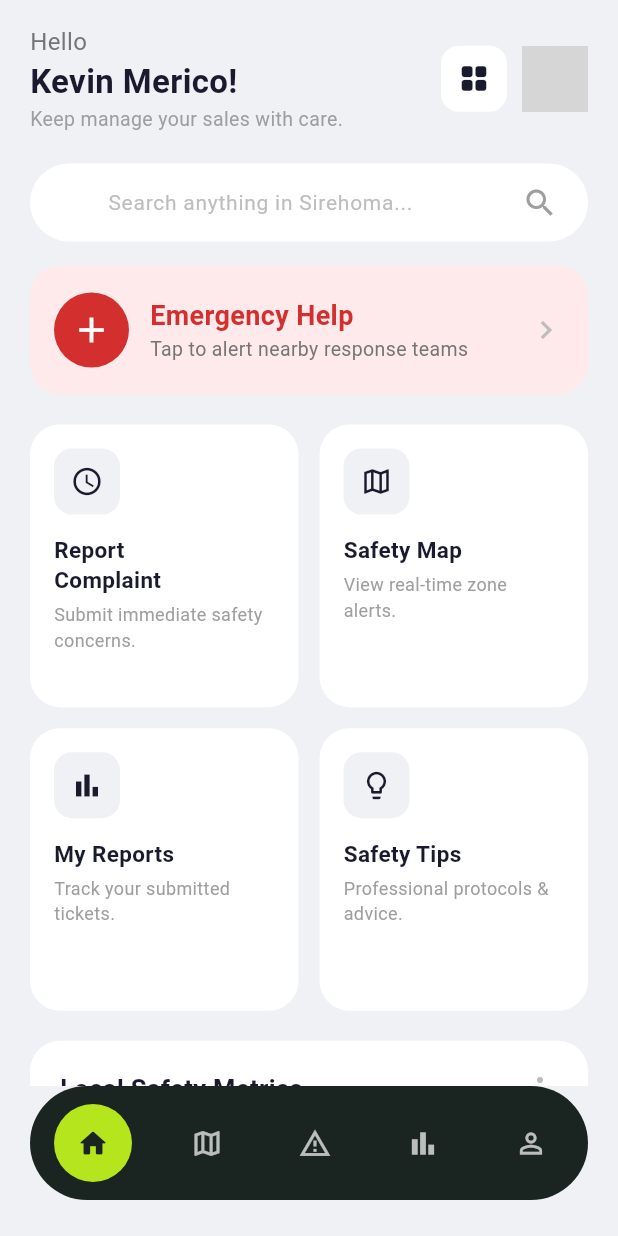
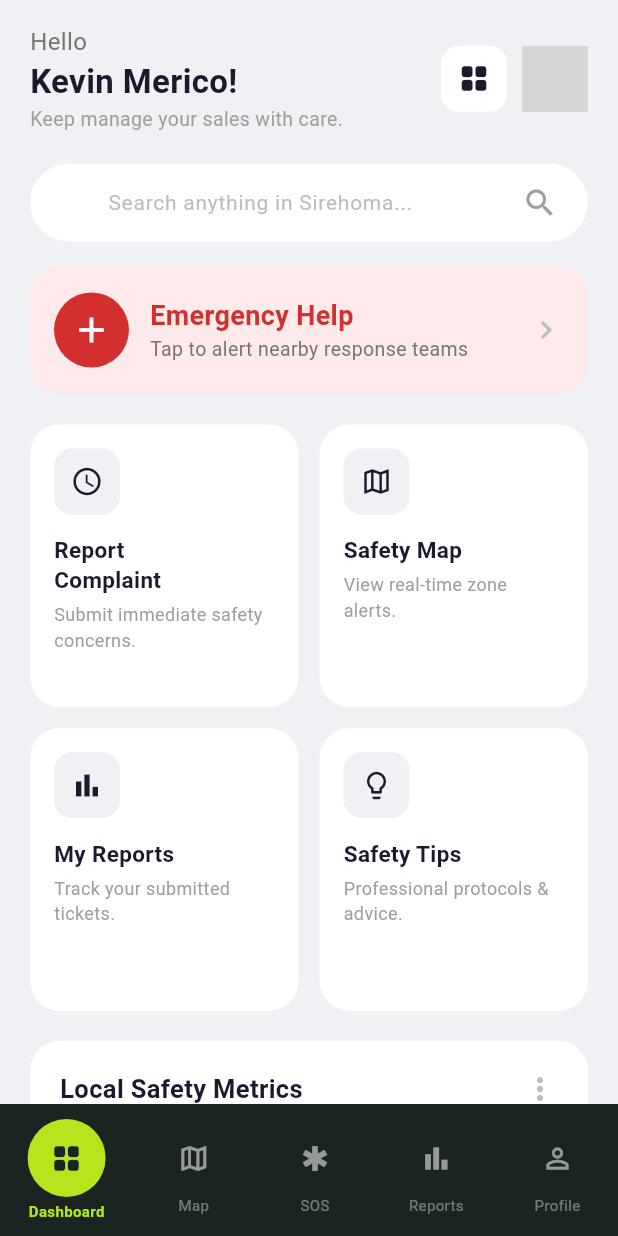
Before and after one commit to sagarshettyy11/SafeZone---The-Untold-Story, a Flutter app: the screen it shows after launch, on a phone screen of 412 x 824 dp. Run offline on Flutter 3.47's test engine with Material 3 defaults, Android fonts, the phone set to English and light mode, and no system bars; network calls fail; grey boxes are pictures that could not be loaded.

Commit message:
Implemented Common Bottom Navigation

```diff
--- a/lib/components/bottom_navigation.dart
+++ b/lib/components/bottom_navigation.dart
@@ -0,0 +1,83 @@
+import 'package:flutter/material.dart';
+
+class AppBottomNav extends StatelessWidget {
+  final int selectedIndex;
+  final Function(int) onTap;
+
+  const AppBottomNav({
+    super.key,
+    required this.selectedIndex,
+    required this.onTap,
+  });
+
+  @override
+  Widget build(BuildContext context) {
+    final items = [
+      _NavItem(Icons.grid_view_rounded, 'Dashboard'),
+      _NavItem(Icons.map_outlined, 'Map'),
+      _NavItem(Icons.emergency, 'SOS'),
+      _NavItem(Icons.bar_chart_outlined, 'Reports'),
+      _NavItem(Icons.person_outline, 'Profile'),
+    ];
+
+    return Container(
+      color: const Color(0xFF1A2420),
+      padding: const EdgeInsets.symmetric(vertical: 10),
+      child: Row(
+        mainAxisAlignment: MainAxisAlignment.spaceAround,
+        children: List.generate(items.length, (i) {
+          final selected = i == selectedIndex;
+
+          return GestureDetector(
+            onTap: () => onTap(i),
+            child: Column(
+              mainAxisSize: MainAxisSize.min,
+              children: [
+                AnimatedContainer(
+                  duration: const Duration(milliseconds: 200),
+                  width: selected ? 52 : 44,
+                  height: selected ? 52 : 44,
+                  decoration: BoxDecoration(
+                    color: selected
+                        ? const Color(0xFFB5E61D)
+                        : Colors.transparent,
+                    shape: BoxShape.circle,
+                  ),
+                  child: Icon(
+                    items[i].icon,
+                    color: selected
+                        ? const Color(0xFF1A2420)
+                        : Colors.white54,
+                    size: 22,
+                  ),
+                ),
+
+                const SizedBox(height: 2),
+
+                Text(
+                  items[i].label,
+                  style: TextStyle(
+                    fontSize: 10,
+                    color: selected
+                        ? const Color(0xFFB5E61D)
+                        : Colors.white38,
+                    fontWeight: selected
+                        ? FontWeight.w600
+                        : FontWeight.normal,
+                  ),
+                ),
+              ],
+            ),
+          );
+        }),
+      ),
+    );
+  }
+}
+
+class _NavItem {
+  final IconData icon;
+  final String label;
+
+  const _NavItem(this.icon, this.label);
+}
--- a/lib/screens/dashboard.dart
+++ b/lib/screens/dashboard.dart
@@ -1,4 +1,5 @@
 import 'package:flutter/material.dart';
+import 'package:screen_testing/components/bottom_navigation.dart';
 
 class SafetyDashboard extends StatefulWidget {
   const SafetyDashboard({super.key});
@@ -7,7 +8,7 @@ class SafetyDashboard extends StatefulWidget {
 }
 
 class _SafetyDashboardState extends State<SafetyDashboard> {
-  int _selectedIndex = 0;
+  int selectedIndex = 0;
   @override
   Widget build(BuildContext context) {
     return Scaffold(
@@ -32,7 +33,12 @@ class _SafetyDashboardState extends State<SafetyDashboard> {
           ),
         ),
       ),
-      bottomNavigationBar: _buildBottomNavBar(),
+      bottomNavigationBar: AppBottomNav(
+        selectedIndex: selectedIndex,
+        onTap: (i) {
+          setState(() => selectedIndex = i);
+        },
+      ),
     );
   }
 
@@ -45,27 +51,13 @@ class _SafetyDashboardState extends State<SafetyDashboard> {
           children: [
             Text(
               'Hello',
-              style: TextStyle(
-                fontSize: 16,
-                color: Colors.grey[600],
-                fontWeight: FontWeight.w400,
-              ),
+              style: TextStyle(fontSize: 16, color: Colors.grey[600], fontWeight: FontWeight.w400),
             ),
             const Text(
               'Kevin Merico!',
-              style: TextStyle(
-                fontSize: 22,
-                fontWeight: FontWeight.bold,
-                color: Color(0xFF1A1A2E),
-              ),
+              style: TextStyle(fontSize: 22, fontWeight: FontWeight.bold, color: Color(0xFF1A1A2E)),
             ),
-            Text(
-              'Keep manage your sales with care.',
-              style: TextStyle(
-                fontSize: 13,
-                color: Colors.grey[500],
-              ),
-            ),
+            Text('Keep manage your sales with care.', style: TextStyle(fontSize: 13, color: Colors.grey[500])),
           ],
         ),
         Row(
@@ -73,19 +65,13 @@ class _SafetyDashboardState extends State<SafetyDashboard> {
             Container(
               width: 44,
               height: 44,
-              decoration: BoxDecoration(
-                color: Colors.white,
-                borderRadius: BorderRadius.circular(12),
-              ),
-              child: const Icon(Icons.grid_view_rounded,
-                  color: Color(0xFF1A1A2E), size: 22),
+              decoration: BoxDecoration(color: Colors.white, borderRadius: BorderRadius.circular(12)),
+              child: const Icon(Icons.grid_view_rounded, color: Color(0xFF1A1A2E), size: 22),
             ),
             const SizedBox(width: 10),
             const CircleAvatar(
               radius: 22,
-              backgroundImage: NetworkImage(
-                'https://randomuser.me/api/portraits/men/32.jpg',
-              ),
+              backgroundImage: NetworkImage('https://randomuser.me/api/portraits/men/32.jpg'),
             ),
           ],
         ),
@@ -96,10 +82,7 @@ class _SafetyDashboardState extends State<SafetyDashboard> {
   Widget _buildSearchBar() {
     return Container(
       height: 52,
-      decoration: BoxDecoration(
-        color: Colors.white,
-        borderRadius: BorderRadius.circular(30),
-      ),
+      decoration: BoxDecoration(color: Colors.white, borderRadius: BorderRadius.circular(30)),
       child: TextField(
         decoration: InputDecoration(
           hintText: 'Search anything in Sirehoma...',
@@ -109,8 +92,7 @@ class _SafetyDashboardState extends State<SafetyDashboard> {
             padding: const EdgeInsets.only(right: 16),
             child: Icon(Icons.search, color: Colors.grey[500]),
           ),
-          contentPadding:
-              const EdgeInsets.symmetric(horizontal: 20, vertical: 14),
+          contentPadding: const EdgeInsets.symmetric(horizontal: 20, vertical: 14),
           border: InputBorder.none,
         ),
       ),
@@ -120,19 +102,13 @@ class _SafetyDashboardState extends State<SafetyDashboard> {
   Widget _buildEmergencyBanner() {
     return Container(
       padding: const EdgeInsets.symmetric(horizontal: 16, vertical: 18),
-      decoration: BoxDecoration(
-        color: const Color(0xFFFEEAEA),
-        borderRadius: BorderRadius.circular(20),
-      ),
+      decoration: BoxDecoration(color: const Color(0xFFFEEAEA), borderRadius: BorderRadius.circular(20)),
       child: Row(
         children: [
           Container(
             width: 50,
             height: 50,
-            decoration: const BoxDecoration(
-              color: Color(0xFFD32F2F),
-              shape: BoxShape.circle,
-            ),
+            decoration: const BoxDecoration(color: Color(0xFFD32F2F), shape: BoxShape.circle),
             child: const Icon(Icons.add, color: Colors.white, size: 28),
           ),
           const SizedBox(width: 14),
@@ -142,19 +118,9 @@ class _SafetyDashboardState extends State<SafetyDashboard> {
               children: [
                 const Text(
                   'Emergency Help',
-                  style: TextStyle(
-                    fontSize: 18,
-                    fontWeight: FontWeight.bold,
-                    color: Color(0xFFD32F2F),
-                  ),
+                  style: TextStyle(fontSize: 18, fontWeight: FontWeight.bold, color: Color(0xFFD32F2F)),
                 ),
-                Text(
-                  'Tap to alert nearby response teams',
-                  style: TextStyle(
-                    fontSize: 13,
-                    color: Colors.grey[600],
-                  ),
-                ),
+                Text('Tap to alert nearby response teams', style: TextStyle(fontSize: 13, color: Colors.grey[600])),
               ],
             ),
           ),
@@ -171,21 +137,9 @@ class _SafetyDashboardState extends State<SafetyDashboard> {
         title: 'Report\nComplaint',
         subtitle: 'Submit immediate safety concerns.',
       ),
-      _ActionItem(
-        icon: Icons.map_outlined,
-        title: 'Safety Map',
-        subtitle: 'View real-time zone alerts.',
-      ),
-      _ActionItem(
-        icon: Icons.bar_chart_outlined,
-        title: 'My Reports',
-        subtitle: 'Track your submitted tickets.',
-      ),
-      _ActionItem(
-        icon: Icons.lightbulb_outline,
-        title: 'Safety Tips',
-        subtitle: 'Professional protocols & advice.',
-      ),
+      _ActionItem(icon: Icons.map_outlined, title: 'Safety Map', subtitle: 'View real-time zone alerts.'),
+      _ActionItem(icon: Icons.bar_chart_outlined, title: 'My Reports', subtitle: 'Track your submitted tickets.'),
+      _ActionItem(icon: Icons.lightbulb_outline, title: 'Safety Tips', subtitle: 'Professional protocols & advice.'),
     ];
 
     return GridView.count(
@@ -199,22 +153,15 @@ class _SafetyDashboardState extends State<SafetyDashboard> {
           .map(
             (item) => Container(
               padding: const EdgeInsets.all(16),
-              decoration: BoxDecoration(
-                color: Colors.white,
-                borderRadius: BorderRadius.circular(20),
-              ),
+              decoration: BoxDecoration(color: Colors.white, borderRadius: BorderRadius.circular(20)),
               child: Column(
                 crossAxisAlignment: CrossAxisAlignment.start,
                 children: [
                   Container(
                     width: 44,
                     height: 44,
-                    decoration: BoxDecoration(
-                      color: const Color(0xFFF0F1F5),
-                      borderRadius: BorderRadius.circular(12),
-                    ),
-                    child:
-                        Icon(item.icon, color: const Color(0xFF1A1A2E), size: 22),
+                    decoration: BoxDecoration(color: const Color(0xFFF0F1F5), borderRadius: BorderRadius.circular(12)),
+                    child: Icon(item.icon, color: const Color(0xFF1A1A2E), size: 22),
                   ),
                   const SizedBox(height: 14),
                   Text(
@@ -227,14 +174,7 @@ class _SafetyDashboardState extends State<SafetyDashboard> {
                     ),
                   ),
                   const SizedBox(height: 4),
-                  Text(
-                    item.subtitle,
-                    style: TextStyle(
-                      fontSize: 12,
-                      color: Colors.grey[500],
-                      height: 1.4,
-                    ),
-                  ),
+                  Text(item.subtitle, style: TextStyle(fontSize: 12, color: Colors.grey[500], height: 1.4)),
                 ],
               ),
             ),
@@ -246,10 +186,7 @@ class _SafetyDashboardState extends State<SafetyDashboard> {
   Widget _buildLocalSafetyMetrics() {
     return Container(
       padding: const EdgeInsets.all(20),
-      decoration: BoxDecoration(
-        color: Colors.white,
-        borderRadius: BorderRadius.circular(20),
-      ),
+      decoration: BoxDecoration(color: Colors.white, borderRadius: BorderRadius.circular(20)),
       child: Column(
         crossAxisAlignment: CrossAxisAlignment.start,
         children: [
@@ -258,11 +195,7 @@ class _SafetyDashboardState extends State<SafetyDashboard> {
             children: [
               const Text(
                 'Local Safety Metrics',
-                style: TextStyle(
-                  fontSize: 17,
-                  fontWeight: FontWeight.bold,
-                  color: Color(0xFF1A1A2E),
-                ),
+                style: TextStyle(fontSize: 17, fontWeight: FontWeight.bold, color: Color(0xFF1A1A2E)),
               ),
               Icon(Icons.more_vert, color: Colors.grey[400]),
             ],
@@ -270,12 +203,7 @@ class _SafetyDashboardState extends State<SafetyDashboard> {
           const SizedBox(height: 20),
           Text(
             'SHELTER REACHABILITY',
-            style: TextStyle(
-              fontSize: 11,
-              fontWeight: FontWeight.w600,
-              color: Colors.grey[500],
-              letterSpacing: 1.0,
-            ),
+            style: TextStyle(fontSize: 11, fontWeight: FontWeight.w600, color: Colors.grey[500], letterSpacing: 1.0),
           ),
           const SizedBox(height: 6),
           Row(
@@ -283,21 +211,13 @@ class _SafetyDashboardState extends State<SafetyDashboard> {
             children: [
               const Text(
                 '94%',
-                style: TextStyle(
-                  fontSize: 34,
-                  fontWeight: FontWeight.bold,
-                  color: Color(0xFF1A1A2E),
-                ),
+                style: TextStyle(fontSize: 34, fontWeight: FontWeight.bold, color: Color(0xFF1A1A2E)),
               ),
               Row(
                 children: [
-                  const Icon(Icons.trending_up,
-                      color: Color(0xFF8BC34A), size: 18),
+                  const Icon(Icons.trending_up, color: Color(0xFF8BC34A), size: 18),
                   const SizedBox(width: 4),
-                  Text(
-                    '+2% today',
-                    style: TextStyle(fontSize: 13, color: Colors.grey[600]),
-                  ),
+                  Text('+2% today', style: TextStyle(fontSize: 13, color: Colors.grey[600])),
                 ],
               ),
             ],
@@ -309,8 +229,7 @@ class _SafetyDashboardState extends State<SafetyDashboard> {
               value: 0.94,
               minHeight: 8,
               backgroundColor: Color(0xFFE0E0E0),
-              valueColor:
-                  AlwaysStoppedAnimation<Color>(Color(0xFFB5E61D)),
+              valueColor: AlwaysStoppedAnimation<Color>(Color(0xFFB5E61D)),
             ),
           ),
           const SizedBox(height: 20),
@@ -337,18 +256,11 @@ class _SafetyDashboardState extends State<SafetyDashboard> {
                         children: [
                           TextSpan(
                             text: '3.2',
-                            style: TextStyle(
-                              fontSize: 28,
-                              fontWeight: FontWeight.bold,
-                              color: Color(0xFF1A1A2E),
-                            ),
+                            style: TextStyle(fontSize: 28, fontWeight: FontWeight.bold, color: Color(0xFF1A1A2E)),
                           ),
                           TextSpan(
                             text: ' min',
-                            style: TextStyle(
-                              fontSize: 14,
-                              color: Color(0xFF1A1A2E),
-                            ),
+                            style: TextStyle(fontSize: 14, color: Color(0xFF1A1A2E)),
                           ),
                         ],
                       ),
@@ -374,20 +286,13 @@ class _SafetyDashboardState extends State<SafetyDashboard> {
                       children: [
                         const Text(
                           'High',
-                          style: TextStyle(
-                            fontSize: 28,
-                            fontWeight: FontWeight.bold,
-                            color: Color(0xFF1A1A2E),
-                          ),
+                          style: TextStyle(fontSize: 28, fontWeight: FontWeight.bold, color: Color(0xFF1A1A2E)),
                         ),
                         const SizedBox(width: 6),
                         Container(
                           width: 10,
                           height: 10,
-                          decoration: const BoxDecoration(
-                            color: Color(0xFF8BC34A),
-                            shape: BoxShape.circle,
-                          ),
+                          decoration: const BoxDecoration(color: Color(0xFF8BC34A), shape: BoxShape.circle),
                         ),
                       ],
                     ),
@@ -400,52 +305,6 @@ class _SafetyDashboardState extends State<SafetyDashboard> {
       ),
     );
   }
-
-  Widget _buildBottomNavBar() {
-    final items = [
-      Icons.home_rounded,
-      Icons.map_outlined,
-      Icons.warning_amber_outlined,
-      Icons.bar_chart_outlined,
-      Icons.person_outline,
-    ];
-
-    return Container(
-      margin: const EdgeInsets.fromLTRB(20, 0, 20, 24),
-      padding: const EdgeInsets.symmetric(horizontal: 16, vertical: 12),
-      decoration: BoxDecoration(
-        color: const Color(0xFF1A2420),
-        borderRadius: BorderRadius.circular(40),
-      ),
-      child: Row(
-        mainAxisAlignment: MainAxisAlignment.spaceBetween,
-        children: List.generate(items.length, (index) {
-          final isSelected = index == _selectedIndex;
-          return GestureDetector(
-            onTap: () => setState(() => _selectedIndex = index),
-            child: AnimatedContainer(
-              duration: const Duration(milliseconds: 250),
-              width: isSelected ? 52 : 44,
-              height: isSelected ? 52 : 44,
-              decoration: BoxDecoration(
-                color: isSelected
-                    ? const Color(0xFFB5E61D)
-                    : Colors.transparent,
-                shape: BoxShape.circle,
-              ),
-              child: Icon(
-                items[index],
-                color: isSelected
-                    ? const Color(0xFF1A2420)
-                    : Colors.white70,
-                size: 22,
-              ),
-            ),
-          );
-        }),
-      ),
-    );
-  }
 }
 
 class _ActionItem {
@@ -453,9 +312,5 @@ class _ActionItem {
   final String title;
   final String subtitle;
 
-  _ActionItem({
-    required this.icon,
-    required this.title,
-    required this.subtitle,
-  });
+  _ActionItem({required this.icon, required this.title, required this.subtitle});
 }
```
